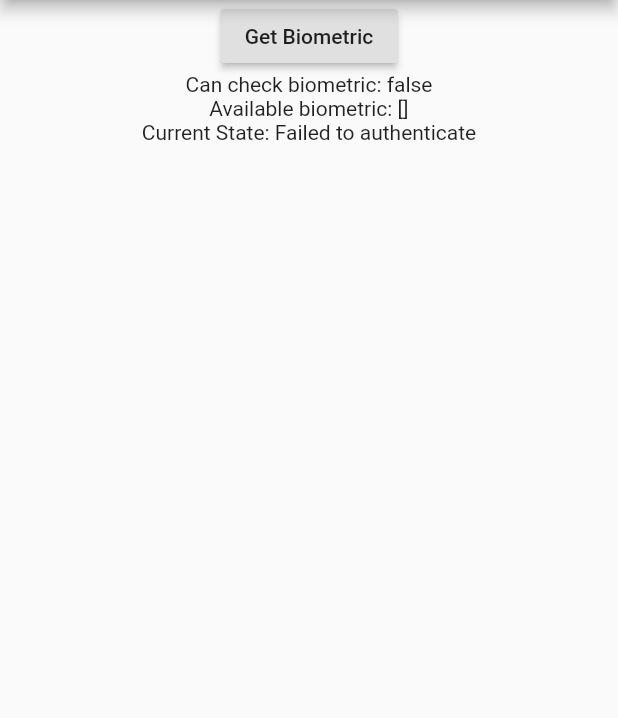
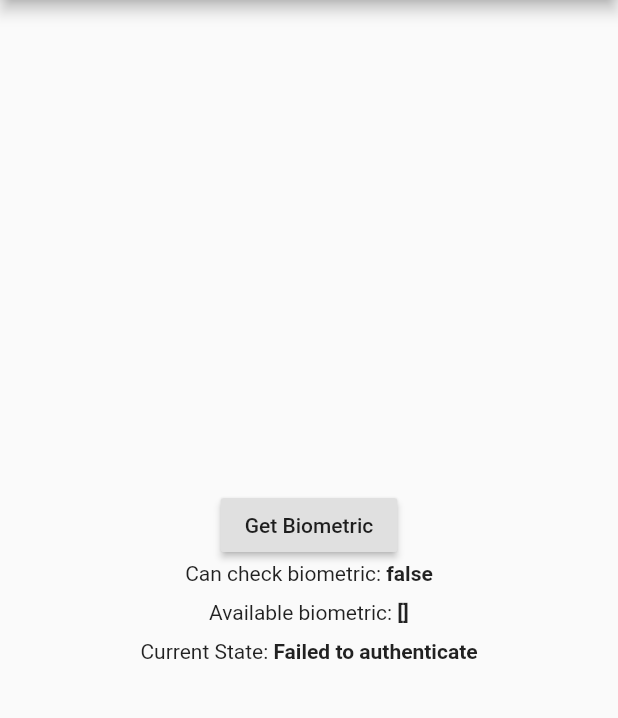
Before and after one commit to aloRanking/fingerauth, a Flutter app: the screen it shows after launch, after a tap on "Get Biometric", on a phone screen of 412 x 824 dp, the part 84-802 px from its top. Run offline on Flutter 3.47's test engine with Material 2 defaults, Android fonts, the phone set to English and light mode, and no system bars; our stand-ins replace local_auth.

Commit message:
refactor code

```diff
--- a/lib/HomePage.dart
+++ b/lib/HomePage.dart
@@ -8,8 +8,7 @@ class HomePage extends StatefulWidget {
 }
 
 class _HomePageState extends State<HomePage> {
-
-LocalAuthentication auth = LocalAuthentication();
+  LocalAuthentication auth = LocalAuthentication();
   bool _canCheckBiometric;
   List<BiometricType> _availableBiometric;
   String authorized = "Not authorized";
@@ -17,14 +16,14 @@ LocalAuthentication auth = LocalAuthentication();
   //checking bimetrics
   //this function will check the sensors and will tell us
   // if we can use them or not
-  Future<void> _checkBiometric() async{
+  Future<void> _checkBiometric() async {
     bool canCheckBiometric;
-    try{
+    try {
       canCheckBiometric = await auth.canCheckBiometrics;
-    } on PlatformException catch(e){
+    } on PlatformException catch (e) {
       print(e);
     }
-    if(!mounted) return;
+    if (!mounted) return;
 
     setState(() {
       _canCheckBiometric = canCheckBiometric;
@@ -34,14 +33,14 @@ LocalAuthentication auth = LocalAuthentication();
   //this function will get all the available biometrics inside our device
   //it will return a list of objects, but for our example it will only
   //return the fingerprint biometric
-  Future<void> _getAvailableBiometrics() async{
+  Future<void> _getAvailableBiometrics() async {
     List<BiometricType> availableBiometric;
-    try{
+    try {
       availableBiometric = await auth.getAvailableBiometrics();
-    } on PlatformException catch(e){
+    } on PlatformException catch (e) {
       print(e);
     }
-    if(!mounted) return;
+    if (!mounted) return;
 
     setState(() {
       _availableBiometric = availableBiometric;
@@ -52,21 +51,21 @@ LocalAuthentication auth = LocalAuthentication();
   // and it will check if we are authenticated or not
   // so we will add the major action here like moving to another activity
   // or just display a text that will tell us that we are authenticated
-  Future<void> _authenticate() async{
+  Future<void> _authenticate() async {
     bool authenticated = false;
-    try{
+    try {
       authenticated = await auth.authenticateWithBiometrics(
           localizedReason: "Scan your finger print to authenticate",
           useErrorDialogs: true,
-        stickyAuth: false
-      );
-    } on PlatformException catch(e){
+          stickyAuth: false);
+    } on PlatformException catch (e) {
       print(e);
     }
-    if(!mounted) return;
+    if (!mounted) return;
 
     setState(() {
-       authorized = authenticated ? "Autherized success" : "Failed to authenticate";
+      authorized =
+          authenticated ? "Authourized successfully" : "Failed to authenticate";
     });
   }
 
@@ -77,8 +76,6 @@ LocalAuthentication auth = LocalAuthentication();
     _getAvailableBiometrics();
   }
 
-
-
   @override
   Widget build(BuildContext context) {
     return Scaffold(
@@ -86,18 +83,57 @@ LocalAuthentication auth = LocalAuthentication();
         title: Text('FingerAuth'),
       ),
       body: Column(
+        mainAxisAlignment: MainAxisAlignment.center,
         children: [
           Center(
-              child: RaisedButton(
-                onPressed: _authenticate,
-                child:Text("Get Biometric"),
-              ),
+            child: RaisedButton(
+              onPressed: _authenticate,
+              child: Text("Get Biometric"),
             ),
-            Text("Can check biometric: $_canCheckBiometric"),
-            Text("Available biometric: $_availableBiometric"),
-            Text("Current State: $authorized"),
+          ),
+          RichtextWidget(
+            text: 'Can check biometric: ',
+            result: _canCheckBiometric,
+          ),
+          SizedBox(
+            height: 10,
+          ),
+          RichtextWidget(
+            text: 'Available biometric: ',
+            result: _availableBiometric,
+          ),
+          SizedBox(
+            height: 10,
+          ),
+          RichtextWidget(
+            text: 'Current State: ',
+            result: authorized,
+          ),
         ],
       ),
     );
   }
 }
+
+class RichtextWidget extends StatelessWidget {
+  const RichtextWidget({
+    this.result,
+    this.text,
+  });
+
+  final result;
+  final String text;
+
+  @override
+  Widget build(BuildContext context) {
+    return RichText(
+      text: TextSpan(
+        text: text,
+        style: DefaultTextStyle.of(context).style,
+        children: <TextSpan>[
+          TextSpan(text: '$result', style: TextStyle(fontWeight: FontWeight.bold)),
+        ],
+      ),
+    );
+  }
+}
--- a/lib/main.dart
+++ b/lib/main.dart
@@ -11,7 +11,7 @@ class MyApp extends StatelessWidget {
   @override
   Widget build(BuildContext context) {
     return MaterialApp(
-      title: 'Flutter Demo',
+      title: 'Finger Auth',
       theme: ThemeData(
 
         primarySwatch: Colors.blue,
```
